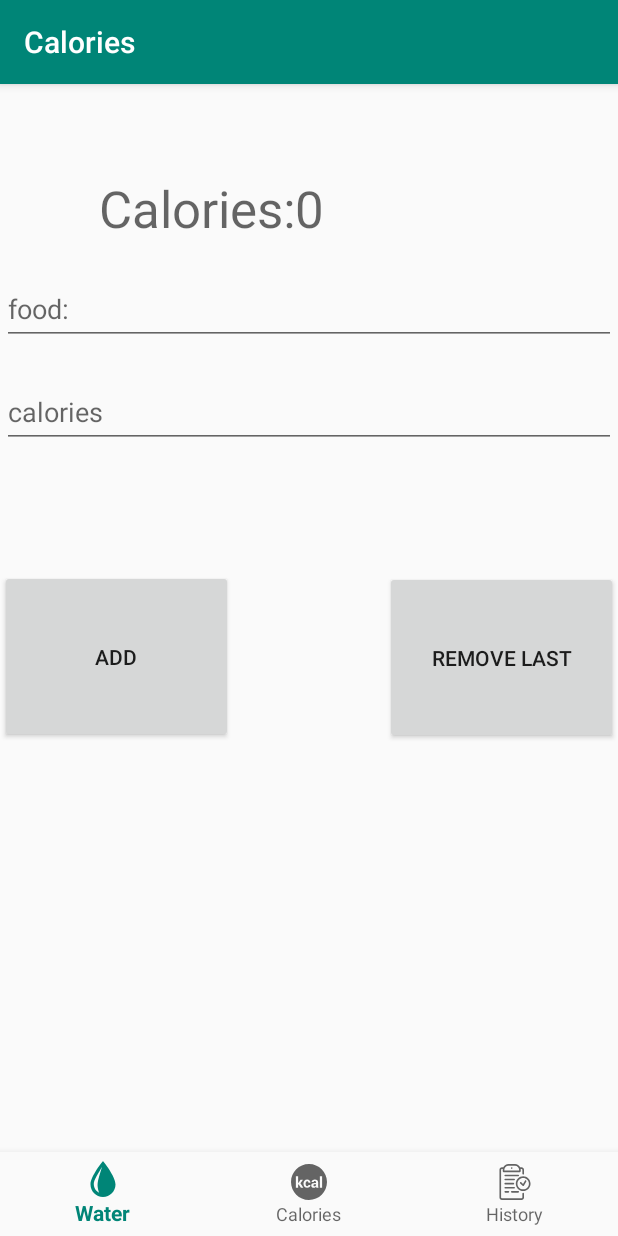
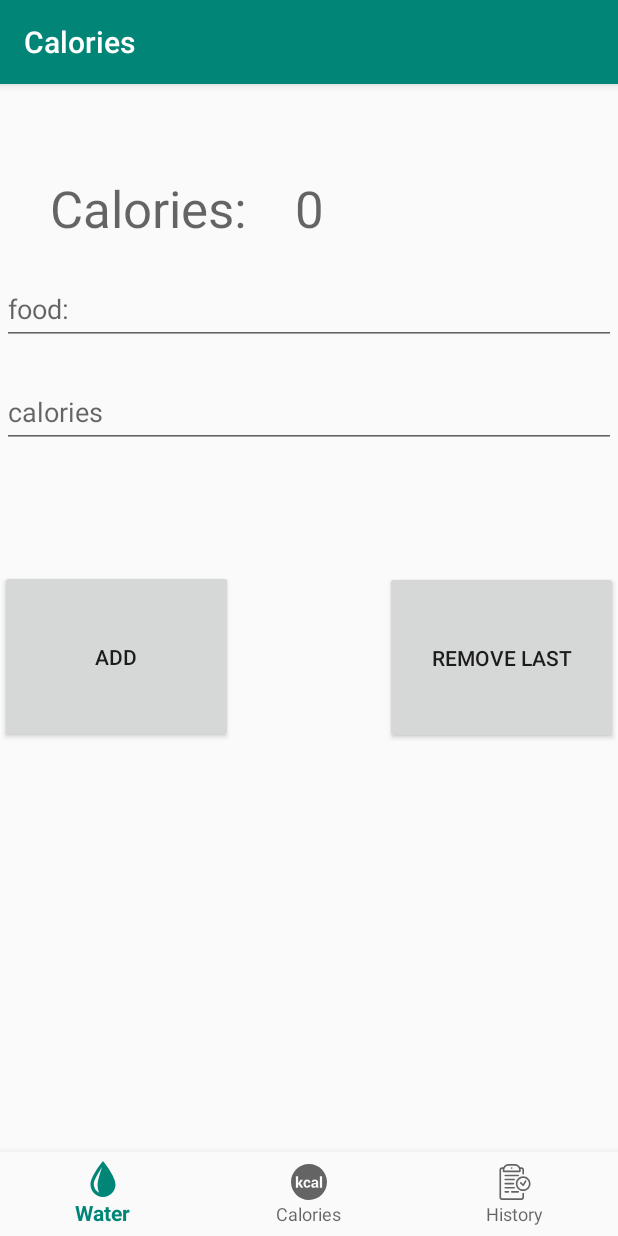
Before and after one commit to HSD112/ViaRHungry, an Android app: the CalorieFragment screen opened through its navigation route, after a tap on "ADD", on a phone screen of 412 x 824 dp. Run offline under Robolectric (Android 15) with nearby library versions, the phone set to English and light mode, and no system bars; our stand-ins replace navigation-ui; libraries missing offline, so code that uses them is left out: com.github.jinatonic.confetti.

Commit message:
CalorieList works and am saving cups drunk locally

```diff
--- a/app/src/main/java/com/example/viarhungry/MainActivity.java
+++ b/app/src/main/java/com/example/viarhungry/MainActivity.java
@@ -1,5 +1,6 @@
 package com.example.viarhungry;
 
+import android.content.SharedPreferences;
 import android.os.Bundle;
 
 import androidx.appcompat.app.AppCompatActivity;
@@ -9,6 +10,7 @@ import androidx.navigation.ui.AppBarConfiguration;
 import androidx.navigation.ui.NavigationUI;
 
 import com.example.viarhungry.ui.calories.CalorieFragment;
+import com.example.viarhungry.ui.calories.food;
 import com.example.viarhungry.ui.water.WaterFragment;
 import com.google.android.material.bottomnavigation.BottomNavigationView;
 
@@ -18,13 +20,12 @@ public class MainActivity extends AppCompatActivity {
 
     private String cupsDrunk;
     private int bar;
-    private ArrayList<CalorieFragment.food> foods;
+    private ArrayList<food> foods;
 
 
     @Override
     protected void onCreate(Bundle savedInstanceState) {
         cupsDrunk = "0";
-        bar = 0;
         foods = new ArrayList<>();
 
         super.onCreate(savedInstanceState);
@@ -43,6 +44,24 @@ public class MainActivity extends AppCompatActivity {
 
     }
 
+    @Override
+    protected void onPause() {
+        super.onPause();
+        SharedPreferences prefs = getSharedPreferences("DailyData", MODE_PRIVATE);
+        SharedPreferences.Editor editor = prefs.edit();
+        editor.putString("cupsDrunk", cupsDrunk);
+        editor.apply();
+    }
+
+    @Override
+    protected void onResume() {
+        super.onResume();
+        SharedPreferences prefs = getSharedPreferences("DailyData", MODE_PRIVATE);
+        cupsDrunk= prefs.getString("cupsDrunk", "0");
+    }
+
+
+
     public String getCupsDrunk() {
         return cupsDrunk;
     }
@@ -59,10 +78,17 @@ public class MainActivity extends AppCompatActivity {
         bar = value;
     }
 
-    public void setFoods(ArrayList<CalorieFragment.food> foods){
+    public void setFoods(ArrayList<food> foods){
         this.foods=foods;
     }
-    public ArrayList<CalorieFragment.food> getFoods(){
+    public ArrayList<food> getFoods(){
         return foods;
     }
+    public void saveLocalData(){
+
+
+    }
+    public void loadLocalData(){
+
+    }
 }
--- a/app/src/main/java/com/example/viarhungry/ui/calories/CalorieFragment.java
+++ b/app/src/main/java/com/example/viarhungry/ui/calories/CalorieFragment.java
@@ -29,7 +29,6 @@ public class CalorieFragment extends Fragment implements View.OnClickListener {
     private EditText foodName;
     private EditText calories;
     private TextView calorie_total;
-    public ArrayList<food> foods;
 
 
 
@@ -50,18 +49,9 @@ public class CalorieFragment extends Fragment implements View.OnClickListener {
     @Override
     public void onViewCreated(View view, Bundle savedInstanceState) {
 
-        // Setup any handles to view objects here
-        // EditText etFoo = (EditText) view.findViewById(R.id.etFoo);
-
         foodList = view.findViewById(R.id.rv);
         foodList.hasFixedSize();
         foodList.setLayoutManager(new LinearLayoutManager(getActivity()));
-
-//        newFoods.add(new food("Sandwich1","100"));
-//
-//        newFoods.add(new food("Sandwich2","100"));
-//
-//        newFoods.add(new food("Sandwich3","100"));
 
         foodAdapter = new myAdaptor(new ArrayList<food>());
         foodList.setAdapter(foodAdapter);
@@ -80,13 +70,13 @@ public class CalorieFragment extends Fragment implements View.OnClickListener {
     }
 
     public void onPause() {
-        mainActivity.setFoods(foods);
+        mainActivity.setFoods(dashboardViewModel.getFoods());
         updateCalorieTotal();
         super.onPause();
     }
 
     public void onResume() {
-        foods = mainActivity.getFoods();
+        dashboardViewModel.setFoods(mainActivity.getFoods());
         updateCalorieTotal();
         super.onResume();
     }
@@ -111,17 +101,23 @@ public class CalorieFragment extends Fragment implements View.OnClickListener {
     }
 
     private void removeFood() {
-        Log.e("REMOVE FOOD","" + foods.size());
         removeLastFood();
-            //removes the top item from the list
         updateCalorieTotal();
     }
 
     private void addFood() {
-        if(!foodName.getText().toString().equals("") && !calories.getText().equals("")) {
-            String fn = foodName.getText().toString();
-            String cal = calories.getText().toString();
-            food newFood = new food(fn, cal);
+        String tempFName=foodName.getText().toString();
+        String tempCalories=calories.getText().toString();
+
+        if(tempFName.equals("")) {
+            tempFName = "Food";
+        }
+
+
+        if(!tempCalories.equals("")) {
+
+            food newFood = new food(tempFName, tempCalories);
+
             addFood(newFood);
             updateCalorieTotal();
         }
@@ -138,19 +134,14 @@ public class CalorieFragment extends Fragment implements View.OnClickListener {
     }
 
     public void updateCalorieTotal(){
-        int tmpC=0;
-        for(int i=0;i<foods.size();i++)
-            tmpC+= Integer.parseInt(foods.get(i).calories);
-
-        calorie_total.setText(""+tmpC);
-
+        calorie_total.setText(dashboardViewModel.updateCalorieTotal());
     }
 
 
     private class myAdaptor extends RecyclerView.Adapter {
 
         public myAdaptor(ArrayList<food> newFoods){
-            foods=newFoods;
+            dashboardViewModel.setFoods(newFoods);
         }
 
         @NonNull
@@ -166,13 +157,13 @@ public class CalorieFragment extends Fragment implements View.OnClickListener {
 
         @Override
         public void onBindViewHolder(@NonNull RecyclerView.ViewHolder holder, int position) {
-            ViewHolder.foodName.setText(foods.get(position).getName());
-            ViewHolder.calorieCount.setText(foods.get(position).getCalories());
+            ViewHolder.foodName.setText(dashboardViewModel.getFood(position).getName());
+            ViewHolder.calorieCount.setText(dashboardViewModel.getFood(position).getCalories());
         }
 
         @Override
         public int getItemCount() {
-            return foods.size();
+            return dashboardViewModel.getFoods().size();
         }
 
 
@@ -193,33 +184,17 @@ public class CalorieFragment extends Fragment implements View.OnClickListener {
         }
     }
 
-    public class food{
-        private String name;
-        private String calories;
-
-        food(String name,String cal){
-            this.name   =name;
-            calories    =cal;
-        }
-
-        public String getName(){
-            return name;
-        }
-        public String getCalories(){
-            return calories;
-        }
-    }
 
     public void addFood(food Food){
-        foods.add(Food);
-        foodAdapter.notifyItemInserted(foods.size()-1);
+        dashboardViewModel.addFood(Food);
+        foodAdapter.notifyItemInserted(dashboardViewModel.getFoods().size()-1);
     }
 
     public void removeLastFood(){
-        if(foods.size()>0) {
-            foods.remove(foods.size() - 1);
-            foodAdapter.notifyItemRemoved(foods.size());
-            foodAdapter.notifyItemRangeChanged(foods.size(),foods.size());
+        if(dashboardViewModel.getFoods().size()>0) {
+            dashboardViewModel.removeLastFood();
+            foodAdapter.notifyItemRemoved(dashboardViewModel.getFoods().size());
+            foodAdapter.notifyItemRangeChanged(dashboardViewModel.getFoods().size(),dashboardViewModel.getFoods().size());
 
         }
 
--- a/app/src/main/java/com/example/viarhungry/ui/calories/CalorieViewModel.java
+++ b/app/src/main/java/com/example/viarhungry/ui/calories/CalorieViewModel.java
@@ -1,19 +1,69 @@
 package com.example.viarhungry.ui.calories;
 
-import androidx.lifecycle.LiveData;
-import androidx.lifecycle.MutableLiveData;
+import android.view.ViewParent;
+import android.widget.TextView;
+
 import androidx.lifecycle.ViewModel;
+import androidx.lifecycle.ViewModelProviders;
+
+import com.example.viarhungry.MainActivity;
+import com.example.viarhungry.R;
+
+import java.util.ArrayList;
+
 
 public class CalorieViewModel extends ViewModel {
 
-    private MutableLiveData<String> mText;
+    private ArrayList<food> foods;
+
+    private String calorie_total;
+
 
     public CalorieViewModel() {
-        mText = new MutableLiveData<>();
-        mText.setValue("This is calorie fragment");
+        foods= new ArrayList<>();
+        calorie_total="0";
+
     }
 
-    public LiveData<String> getText() {
-        return mText;
+
+
+    public void addFood(String name,String cal){
+        foods.add(new food(name,cal));
     }
+
+    public void addFood(food Food){     //has redundant protection since it cannot receive empty string
+        if(Food.getCalories().equals(""))
+            Food.setCalories("0");
+        foods.add(Food);
+    }
+
+    public void removeLastFood(){
+        foods.remove(foods.size()-1);
+    }
+
+    public food getFood(int index){
+        return foods.get(index);
+    }
+
+    public String updateCalorieTotal(){
+        int tmpC=0;
+
+        if(foods.size()!=0) {
+            for (int i = 0; i < foods.size(); i++)
+                tmpC += Integer.parseInt(foods.get(i).getCalories());
+        }
+
+        calorie_total=""+tmpC;
+
+        return calorie_total;
+    }
+
+    public ArrayList<food> getFoods(){
+        return foods;
+    }
+
+    public void  setFoods(ArrayList<food> foods){
+        this.foods=foods;
+    }
+
 }
--- a/app/src/main/res/layout/activity_main.xml
+++ b/app/src/main/res/layout/activity_main.xml
@@ -25,9 +25,11 @@
         android:layout_height="match_parent"
         app:defaultNavHost="true"
         app:layout_constraintBottom_toTopOf="@id/nav_view"
+        app:layout_constraintHorizontal_bias="1.0"
         app:layout_constraintLeft_toLeftOf="parent"
         app:layout_constraintRight_toRightOf="parent"
         app:layout_constraintTop_toTopOf="parent"
+        app:layout_constraintVertical_bias="1.0"
         app:navGraph="@navigation/mobile_navigation" />
 
 </androidx.constraintlayout.widget.ConstraintLayout>
--- a/app/src/main/res/layout/fragment_calories.xml
+++ b/app/src/main/res/layout/fragment_calories.xml
@@ -15,6 +15,7 @@
         android:textAppearance="@style/TextAppearance.AppCompat.Display1"
         app:layout_constraintBottom_toBottomOf="parent"
         app:layout_constraintEnd_toStartOf="@+id/totalCalories"
+        app:layout_constraintStart_toStartOf="parent"
         app:layout_constraintTop_toTopOf="parent"
         app:layout_constraintVertical_bias="0.0" />
 
@@ -54,8 +55,8 @@
     <androidx.recyclerview.widget.RecyclerView
         android:id="@+id/rv"
         android:layout_width="match_parent"
-        android:layout_height="wrap_content"
-        android:layout_marginBottom="168dp"
+        android:layout_height="238dp"
+        android:layout_marginBottom="169dp"
         app:layout_constraintBottom_toBottomOf="parent"
         app:layout_constraintEnd_toEndOf="parent"
         app:layout_constraintHorizontal_bias="1.0"
@@ -74,10 +75,10 @@
 
         <com.google.android.material.textfield.TextInputEditText
             android:id="@+id/foodName"
-            android:maxLength="15"
             android:layout_width="match_parent"
             android:layout_height="wrap_content"
-            android:hint="@string/food_name" />
+            android:hint="@string/food_name"
+            android:maxLength="15" />
     </com.google.android.material.textfield.TextInputLayout>
 
     <com.google.android.material.textfield.TextInputLayout
@@ -91,11 +92,11 @@
 
         <com.google.android.material.textfield.TextInputEditText
             android:id="@+id/caloriesNumber"
-            android:maxLength="4"
-            android:inputType="number"
             android:layout_width="match_parent"
             android:layout_height="wrap_content"
-            android:hint="@string/calories" />
+            android:hint="@string/calories"
+            android:inputType="number"
+            android:maxLength="4" />
     </com.google.android.material.textfield.TextInputLayout>
 
 
```
Also changed, not shown: app/src/main/java/com/example/viarhungry/ui/calories/food.java (added, +28 -0 lines), app/src/main/java/com/example/viarhungry/ui/history/HistoryFragment.java (+1 -7 lines), app/src/main/java/com/example/viarhungry/ui/water/WaterViewModel.java (+0 -8 lines), app/src/main/res/layout/fragment_water.xml (+9 -6 lines).
